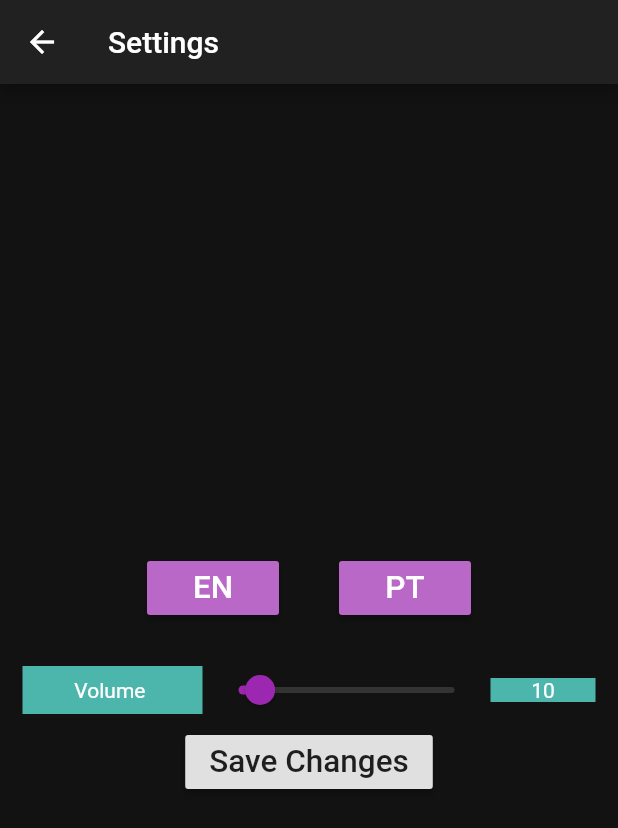
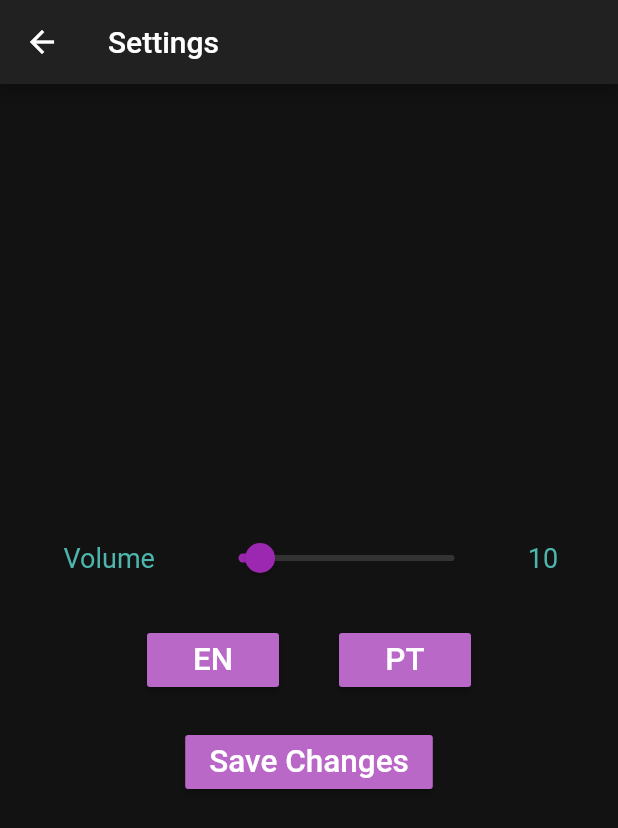
Before and after one commit to KennyTech/Comet_Match_3_Mobile_Game, a Flutter app: the SettingsScreen screen opened directly, on a phone screen of 412 x 824 dp. Shown: the top 828 px of the screen. Run offline on Flutter 3.47's test engine with Material 2 defaults, Android fonts, the phone set to English and light mode, and no system bars; our stand-ins replace audioplayers, charts_flutter, firebase_auth, flare_flutter, flutter_i18n, flutter_local_notifications and 4 more; missing offline and left inert: flutter_unity_widget, nice_button; accounts and stored records are empty.

Commit message:
UI styling

```diff
--- a/lib/screen/scores_chart_screen.dart
+++ b/lib/screen/scores_chart_screen.dart
@@ -198,7 +198,7 @@ class ScoresChartScreenState extends State<ScoresChartScreen> {
                       height: 60,
                       child: RaisedButton(
                         elevation: 5,
-                        color: Colors.indigo[200],
+                        color: Colors.teal[400],
                         textColor: Colors.white,
                         child: Text(
                           'Score Charts',
@@ -213,7 +213,7 @@ class ScoresChartScreenState extends State<ScoresChartScreen> {
                       height: 60,
                       child: RaisedButton(
                         elevation: 5,
-                        color: Colors.blue,
+                        color: Colors.purple[400],
                         textColor: Colors.white,
                         child: Text(
                           'High Score Tables',
@@ -243,6 +243,7 @@ class ScoresChartScreenState extends State<ScoresChartScreen> {
       floatingActionButton: new FloatingActionButton(
         onPressed: _randomizeScoreAndTimes,
         tooltip: 'Randomize',
+        backgroundColor: Colors.teal[400],
         child: new Icon(Icons.add),
       ),
 
--- a/lib/screen/settings_screen.dart
+++ b/lib/screen/settings_screen.dart
@@ -40,7 +40,7 @@ class SettingsScreenState extends State<SettingsScreen> {
           leading: IconButton(
               icon: Icon(Icons.arrow_back),
               onPressed: () {
-                goToPreviousScreen();
+                Navigator.of(context).pop();
               }),
         ),
         body: Padding(
@@ -48,6 +48,40 @@ class SettingsScreenState extends State<SettingsScreen> {
           child: Column(
             mainAxisAlignment: MainAxisAlignment.center,
             children: <Widget>[
+              Row(
+                mainAxisAlignment: MainAxisAlignment.spaceBetween,
+                children: <Widget>[
+                  Container(
+                    padding: EdgeInsets.all(8.0),
+                    width: 120.0,
+                    alignment: Alignment.center,
+                    child: Text('Volume ',
+                    style: TextStyle(color: Colors.teal[300], fontSize: 18),
+                    ),
+                  ),
+                  Flexible(
+                    flex: 1,
+                    child: Slider(
+                      // volume slider
+                      activeColor: Colors.purple,
+                      min: 0.0,
+                      max: 100.0,
+                      onChanged: (newRating) {
+                        setState(() => _sliderValue = newRating);
+                      },
+                      value: _sliderValue,
+                    ),
+                  ),
+                  Container(
+                    width: 70.0,
+                    alignment: Alignment.center,
+                    child: Text(
+                      '${_sliderValue.toInt()}',
+                      style: TextStyle(color: Colors.teal[300], fontSize: 18), // volume slider number display
+                    ),
+                  ),
+                ],
+              ),
               Row(
                 mainAxisAlignment: MainAxisAlignment.center,
                 children: <Widget>[
@@ -87,45 +121,11 @@ class SettingsScreenState extends State<SettingsScreen> {
                   ),
                 ],
               ),
-              Row(
-                mainAxisAlignment: MainAxisAlignment.spaceBetween,
-                children: <Widget>[
-                  Container(
-                     padding: EdgeInsets.all(8.0),
-                    width: 120.0,
-                    alignment: Alignment.center,
-                    child: Text('Volume ',
-                    style: TextStyle(color: Colors.white),
-                    ),
-                    color: Colors.teal[300],
-                  ),
-                  Flexible(
-                    flex: 1,
-                    child: Slider(
-                      // volume slider
-                      activeColor: Colors.purple,
-                      min: 0.0,
-                      max: 100.0,
-                      onChanged: (newRating) {
-                        setState(() => _sliderValue = newRating);
-                      },
-                      value: _sliderValue,
-                    ),
-                  ),
-                  Container(
-                    width: 70.0,
-                    alignment: Alignment.center,
-                    child: Text(
-                      '${_sliderValue.toInt()}',
-                      style: TextStyle(color: Colors.white), // volume slider number display
-                    ),
-                    color: Colors.teal[300],
-                  ),
-                ],
-              ),
               RaisedButton(
+                color: Colors.purple[300],
                 child: Text(FlutterI18n.translate(context, 'menu.save'),
-                    textScaleFactor: 1.5),
+                    textScaleFactor: 1.5,
+                    style: TextStyle(color: Colors.white)),
                 onPressed: () {
                   showAlertDialog(context);
                 },
@@ -145,13 +145,14 @@ class SettingsScreenState extends State<SettingsScreen> {
   showAlertDialog(BuildContext context) {
     // set up the buttons
     Widget cancelButton = FlatButton(
-      child: Text("Cancel"),
+      child: Text("Cancel", style: TextStyle(color: Colors.teal[400]),),
+
       onPressed: () {
         Navigator.of(context).pop();
       },
     );
     Widget continueButton = FlatButton(
-      child: Text("Continue"),
+      child: Text("Continue", style: TextStyle(color: Colors.teal[400]),),
       textColor: Colors.white,
       onPressed: () {
         goToPreviousScreen();
@@ -165,9 +166,9 @@ class SettingsScreenState extends State<SettingsScreen> {
 
     // set up the AlertDialog
     AlertDialog alert = AlertDialog(
-      title: Text("Save Changes"),
-
-      content: Text("Would you like to save changes?"),
+      title: Text("Save Changes", style: TextStyle(color: Colors.teal[400]),),
+      content: Text("Would you like to save changes?", style: TextStyle(color: Colors.teal[400]),),
+      backgroundColor: Color(0xFF1F1B24),
       actions: [
         cancelButton,
         continueButton,
```
Also changed, not shown: lib/screen/authentication/sign_in.dart (+3 -29 lines), lib/screen/main_menu.dart (+1 -35 lines), lib/screen/scores_table_screen.dart (+12 -4 lines), 2 other files.
